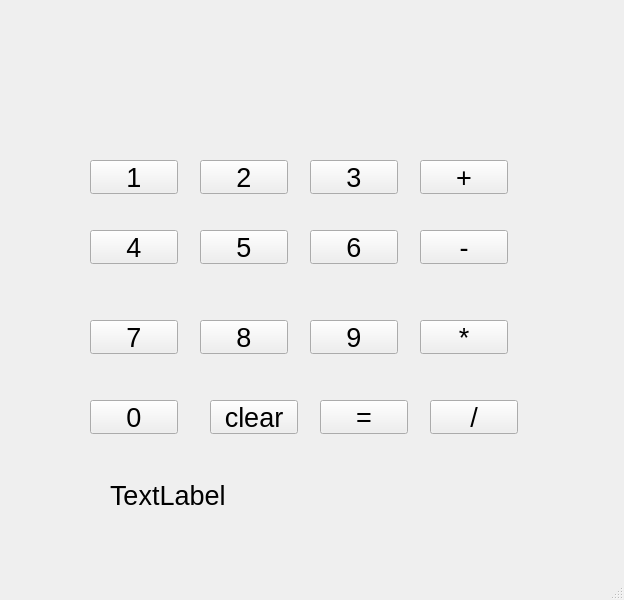
Above: mainwindow.ui from james5635/calculator before the change. Below: the same form after it.
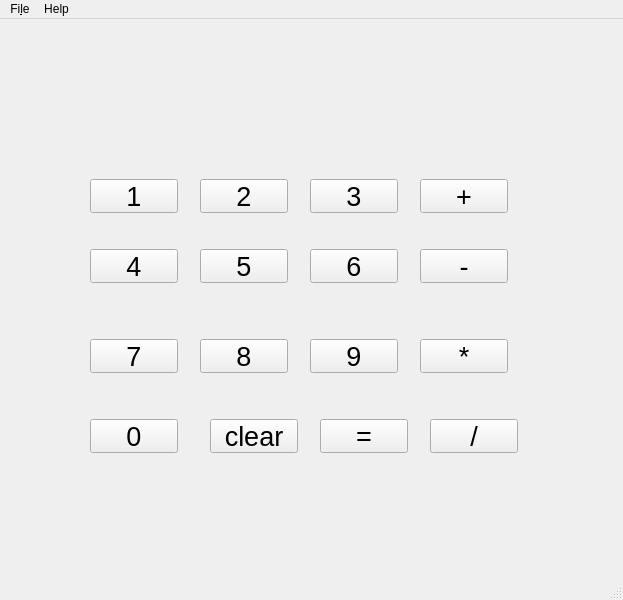
That is the form after the change.

The edit to the form file:
```diff
--- a/mainwindow.ui
+++ b/mainwindow.ui
@@ -6,7 +6,7 @@
    <rect>
     <x>0</x>
     <y>0</y>
-    <width>624</width>
+    <width>623</width>
     <height>600</height>
    </rect>
   </property>
@@ -68,7 +68,7 @@
      <string>3</string>
     </property>
    </widget>
-   <widget class="QPushButton" name="pushButton_4">
+   <widget class="QPushButton" name="pushButton_plus">
     <property name="geometry">
      <rect>
       <x>420</x>
@@ -86,27 +86,27 @@
      <string>+</string>
     </property>
    </widget>
-   <widget class="QPushButton" name="pushButton_5">
-    <property name="geometry">
-     <rect>
-      <x>310</x>
-      <y>230</y>
-      <width>88</width>
-      <height>34</height>
-     </rect>
-    </property>
-    <property name="font">
-     <font>
-      <pointsize>20</pointsize>
-     </font>
-    </property>
-    <property name="text">
-     <string>6</string>
-    </property>
-   </widget>
    <widget class="QPushButton" name="pushButton_6">
     <property name="geometry">
      <rect>
+      <x>310</x>
+      <y>230</y>
+      <width>88</width>
+      <height>34</height>
+     </rect>
+    </property>
+    <property name="font">
+     <font>
+      <pointsize>20</pointsize>
+     </font>
+    </property>
+    <property name="text">
+     <string>6</string>
+    </property>
+   </widget>
+   <widget class="QPushButton" name="pushButton_5">
+    <property name="geometry">
+     <rect>
       <x>200</x>
       <y>230</y>
       <width>88</width>
@@ -140,27 +140,27 @@
      <string>4</string>
     </property>
    </widget>
-   <widget class="QPushButton" name="pushButton_8">
-    <property name="geometry">
-     <rect>
-      <x>310</x>
-      <y>320</y>
-      <width>88</width>
-      <height>34</height>
-     </rect>
-    </property>
-    <property name="font">
-     <font>
-      <pointsize>20</pointsize>
-     </font>
-    </property>
-    <property name="text">
-     <string>9</string>
-    </property>
-   </widget>
    <widget class="QPushButton" name="pushButton_9">
     <property name="geometry">
      <rect>
+      <x>310</x>
+      <y>320</y>
+      <width>88</width>
+      <height>34</height>
+     </rect>
+    </property>
+    <property name="font">
+     <font>
+      <pointsize>20</pointsize>
+     </font>
+    </property>
+    <property name="text">
+     <string>9</string>
+    </property>
+   </widget>
+   <widget class="QPushButton" name="pushButton_8">
+    <property name="geometry">
+     <rect>
       <x>200</x>
       <y>320</y>
       <width>88</width>
@@ -176,7 +176,7 @@
      <string>8</string>
     </property>
    </widget>
-   <widget class="QPushButton" name="pushButton_10">
+   <widget class="QPushButton" name="pushButton_7">
     <property name="geometry">
      <rect>
       <x>90</x>
@@ -305,8 +305,8 @@
    <widget class="QLabel" name="label">
     <property name="geometry">
      <rect>
-      <x>110</x>
-      <y>470</y>
+      <x>90</x>
+      <y>70</y>
       <width>411</width>
       <height>51</height>
      </rect>
@@ -317,21 +317,48 @@
      </font>
     </property>
     <property name="text">
-     <string>TextLabel</string>
+     <string/>
+    </property>
+    <property name="alignment">
+     <set>Qt::AlignmentFlag::AlignRight|Qt::AlignmentFlag::AlignTrailing|Qt::AlignmentFlag::AlignVCenter</set>
     </property>
    </widget>
   </widget>
-  <widget class="QMenuBar" name="menubar">
+  <widget class="QStatusBar" name="statusbar"/>
+  <widget class="QMenuBar" name="menuBar">
    <property name="geometry">
     <rect>
      <x>0</x>
      <y>0</y>
-     <width>624</width>
-     <height>22</height>
+     <width>623</width>
+     <height>30</height>
     </rect>
    </property>
+   <widget class="QMenu" name="menuFile">
+    <property name="title">
+     <string>Fi&amp;le</string>
+    </property>
+    <addaction name="actionExit"/>
+   </widget>
+   <widget class="QMenu" name="menuHelp">
+    <property name="title">
+     <string>Help</string>
+    </property>
+    <addaction name="actionAbout"/>
+   </widget>
+   <addaction name="menuFile"/>
+   <addaction name="menuHelp"/>
   </widget>
-  <widget class="QStatusBar" name="statusbar"/>
+  <action name="actionExit">
+   <property name="text">
+    <string>&amp;Exit</string>
+   </property>
+  </action>
+  <action name="actionAbout">
+   <property name="text">
+    <string>&amp;About</string>
+   </property>
+  </action>
  </widget>
  <resources/>
  <connections/>
```
Left out of the diff: 16 changed lines with no effect on the pictures.
